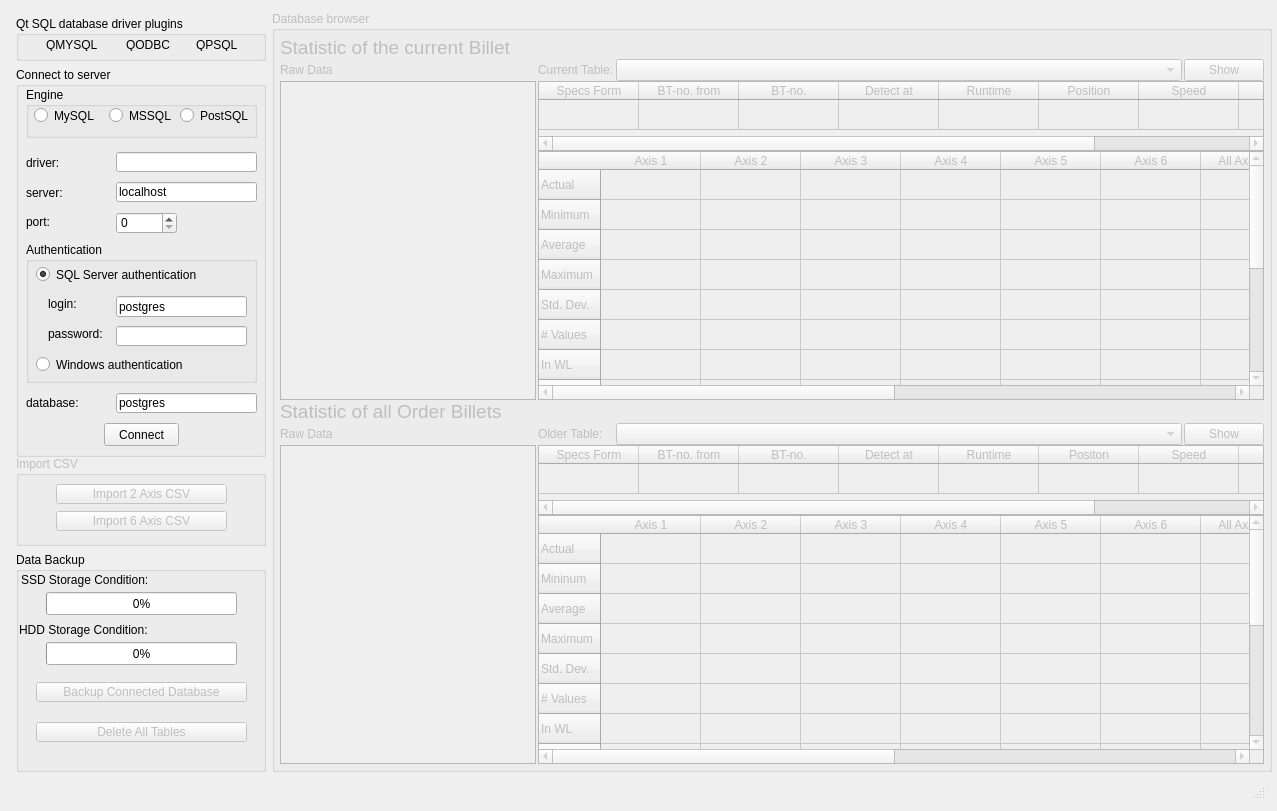
This is qt-sql-example-master/src/mainwindow.ui in metgauge/SQLDatabase as Qt 5 draws it before an edit. The edited form follows.
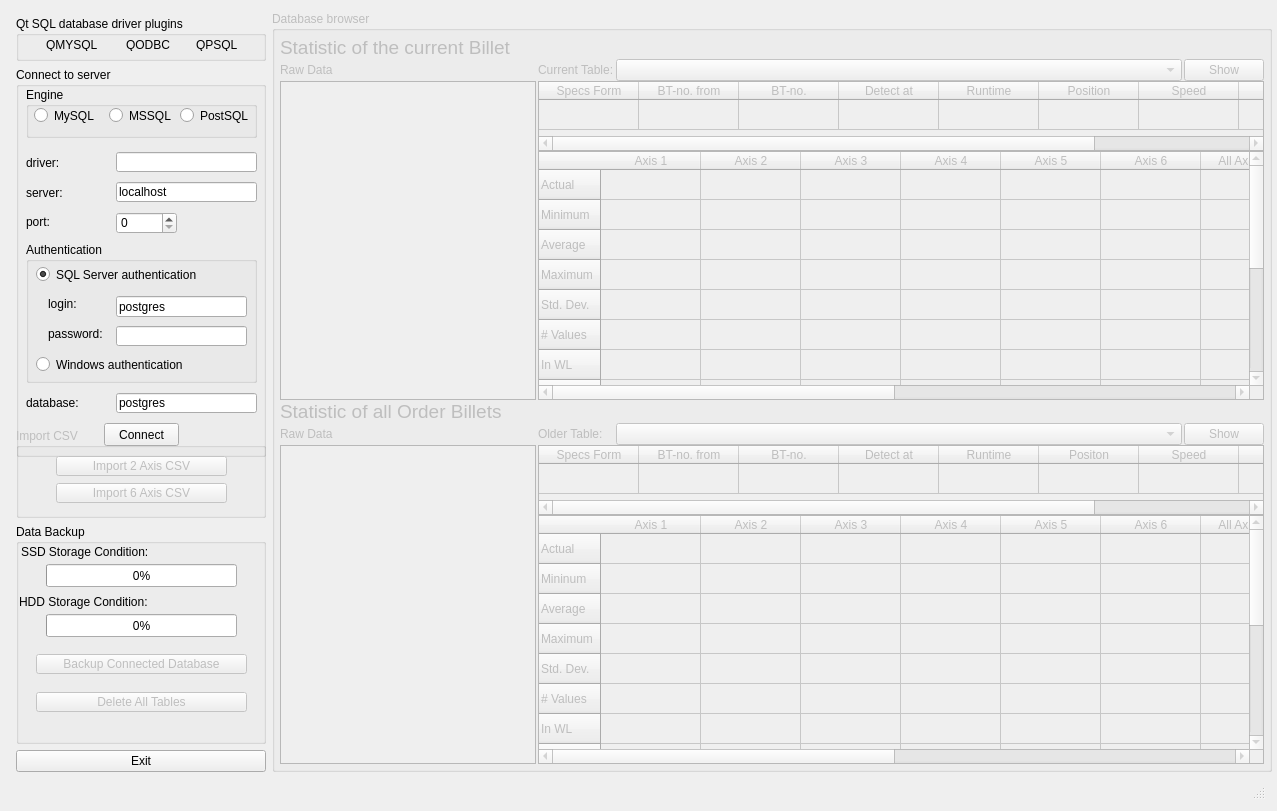
This is the edited form. Icons and pictures are not drawn.

Commit message: 1. Add exit button 2. Remove the redundant code.

What changed in the file:
```diff
--- a/qt-sql-example-master/src/mainwindow.ui
+++ b/qt-sql-example-master/src/mainwindow.ui
@@ -36,7 +36,7 @@
       <enum>QLayout::SetDefaultConstraint</enum>
      </property>
      <item>
-      <layout class="QVBoxLayout" name="verticalLayout_2" stretch="0,0,0,0">
+      <layout class="QVBoxLayout" name="verticalLayout_2" stretch="0,0,0,0,0">
        <property name="spacing">
         <number>6</number>
        </property>
@@ -548,7 +548,7 @@
           <bool>true</bool>
          </property>
          <property name="sizePolicy">
-          <sizepolicy hsizetype="Fixed" vsizetype="Fixed">
+          <sizepolicy hsizetype="MinimumExpanding" vsizetype="MinimumExpanding">
            <horstretch>1</horstretch>
            <verstretch>3</verstretch>
           </sizepolicy>
@@ -649,7 +649,7 @@
           <property name="geometry">
            <rect>
             <x>20</x>
-            <y>170</y>
+            <y>168</y>
             <width>211</width>
             <height>20</height>
            </rect>
@@ -672,6 +672,19 @@
          </widget>
         </widget>
        </item>
+       <item>
+        <widget class="QPushButton" name="buttton_Exit">
+         <property name="sizePolicy">
+          <sizepolicy hsizetype="MinimumExpanding" vsizetype="MinimumExpanding">
+           <horstretch>0</horstretch>
+           <verstretch>0</verstretch>
+          </sizepolicy>
+         </property>
+         <property name="text">
+          <string>Exit</string>
+         </property>
+        </widget>
+       </item>
       </layout>
      </item>
      <item>
```
Left out of the diff: 19 changed lines with no effect on the pictures. The commit also changes 1 other file.
